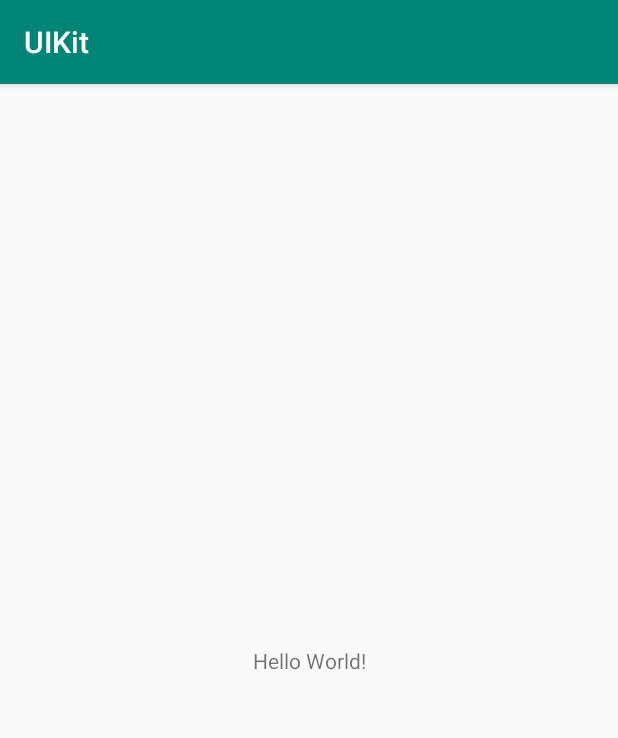
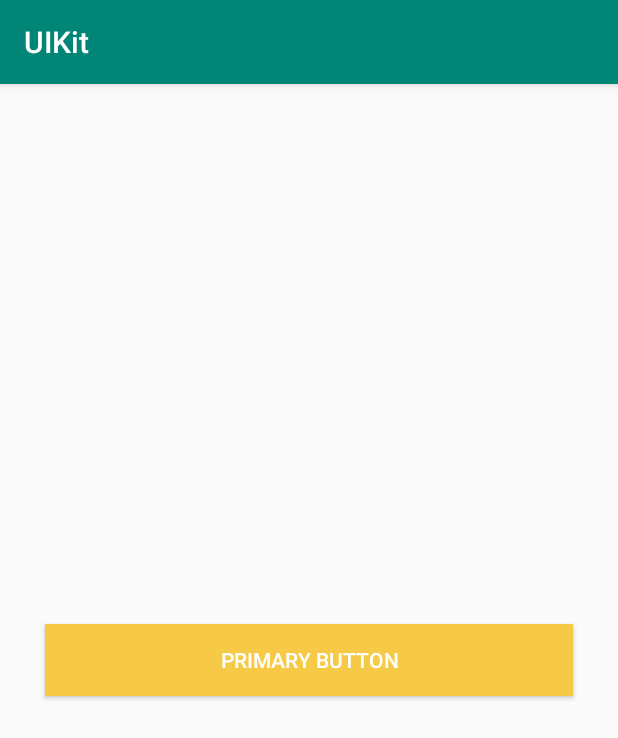
Before and after one commit to syngenta-digital/mobile-android-ui-kit, an Android app: the screen it shows after launch (MainActivity), on a phone screen of 412 x 824 dp. Shown: the top 738 px of the screen. Run offline under Robolectric (Android 15) with nearby library versions, the phone set to English and light mode, and no system bars.

Commit message:
Adding StyledButton

```diff
--- a/demo/src/main/res/layout/activity_main.xml
+++ b/demo/src/main/res/layout/activity_main.xml
@@ -6,13 +6,17 @@
     android:layout_height="match_parent"
     tools:context=".MainActivity">
 
-    <TextView
-        android:layout_width="wrap_content"
+    <com.syngenta.uikit_android.StyledButton
+        android:layout_width="match_parent"
         android:layout_height="wrap_content"
-        android:text="Hello World!"
+        android:layout_marginEnd="30dp"
+        android:layout_marginStart="30dp"
+        android:text="Primary Button"
         app:layout_constraintBottom_toBottomOf="parent"
         app:layout_constraintLeft_toLeftOf="parent"
         app:layout_constraintRight_toRightOf="parent"
-        app:layout_constraintTop_toTopOf="parent" />
+        app:layout_constraintTop_toTopOf="parent"
+        app:primaryColor="yellow"
+        app:type="primary" />
 
 </androidx.constraintlayout.widget.ConstraintLayout>
--- a/uikit-android/src/main/java/com/syngenta/uikit_android/Buttons.kt
+++ b/uikit-android/src/main/java/com/syngenta/uikit_android/Buttons.kt
@@ -2,20 +2,72 @@ package com.syngenta.uikit_android
 
 import android.content.Context
 import android.util.AttributeSet
+import android.view.MotionEvent
 import android.widget.Button
 
-class CustomButton : Button {
+class StyledButton : Button {
+
+    var colorGroup: Int = 0
+    var type: Int = 0
 
     constructor(context: Context) : super(context)
 
     constructor(context: Context, attrs: AttributeSet) : super(context, attrs) {
-//...
+        val typedArray = context.obtainStyledAttributes(attrs, R.styleable.StyledButton)
+
+        colorGroup = typedArray.getInt(R.styleable.StyledButton_primaryColor, 0)
+        type = typedArray.getInt(R.styleable.StyledButton_type, 0)
+        this.setTextColor(resources.getColor(getTextColor(), null))
+        this.setBackgroundColor(resources.getColor(getBackgroundColor(), null))
     }
 
-    constructor(context: Context, attrs: AttributeSet, defStyleAttr: Int) : super(
-        context, attrs,
-        defStyleAttr
-    ) {
-        //...
+    override fun onTouchEvent(event: MotionEvent): Boolean {
+
+        when (event.action) {
+            MotionEvent.ACTION_DOWN -> {
+                this.setBackgroundColor(resources.getColor(getPressedColor(), null))
+            }
+
+            MotionEvent.ACTION_UP -> {
+                this.setBackgroundColor(resources.getColor(getBackgroundColor(), null))
+            }
+        }
+        return super.onTouchEvent(event)
+    }
+
+    private fun getBackgroundColor(): Int {
+        return when (colorGroup) {
+            0 -> R.color.teal_500
+            1 -> R.color.orange_500
+            2 -> R.color.red_500
+            3 -> R.color.blue_500
+            4 -> R.color.yellow_500
+            else -> R.color.teal_500
+        }
+    }
+
+    private fun getPressedColor(): Int {
+        return when (colorGroup) {
+            0 -> R.color.teal_700
+            1 -> R.color.orange_700
+            2 -> R.color.red_700
+            3 -> R.color.blue_700
+            4 -> R.color.yellow_700
+            else -> R.color.teal_700
+        }
+    }
+
+    private fun getTextColor(): Int {
+        if (type == 0) {
+            return R.color.white
+        }
+        return when (colorGroup) {
+            0 -> R.color.teal_500
+            1 -> R.color.orange_500
+            2 -> R.color.red_500
+            3 -> R.color.blue_500
+            4 -> R.color.yellow_500
+            else -> R.color.teal_500
+        }
     }
 }
--- /dev/null
+++ b/uikit-android/src/main/res/values/colors.xml
@@ -0,0 +1,16 @@
+<?xml version="1.0" encoding="utf-8"?>
+<resources>
+
+    <color name="teal_500">#238661</color>
+    <color name="teal_700">#15563E</color>
+    <color name="orange_500">#F28838</color>
+    <color name="orange_700">#9E5015</color>
+    <color name="red_500">#EC3B35</color>
+    <color name="red_700">#AF1D18</color>
+    <color name="blue_500">#3666C4</color>
+    <color name="blue_700">#113883</color>
+    <color name="yellow_500">#F6CA46</color>
+    <color name="yellow_700">#836407</color>
+    <color name="white">#FFFFFF</color>
+    <color name="neutral_500">#DFE2E7</color>
+</resources>
```
Also changed, not shown: uikit-android/src/main/res/values/res.xml (+15 -0 lines).
